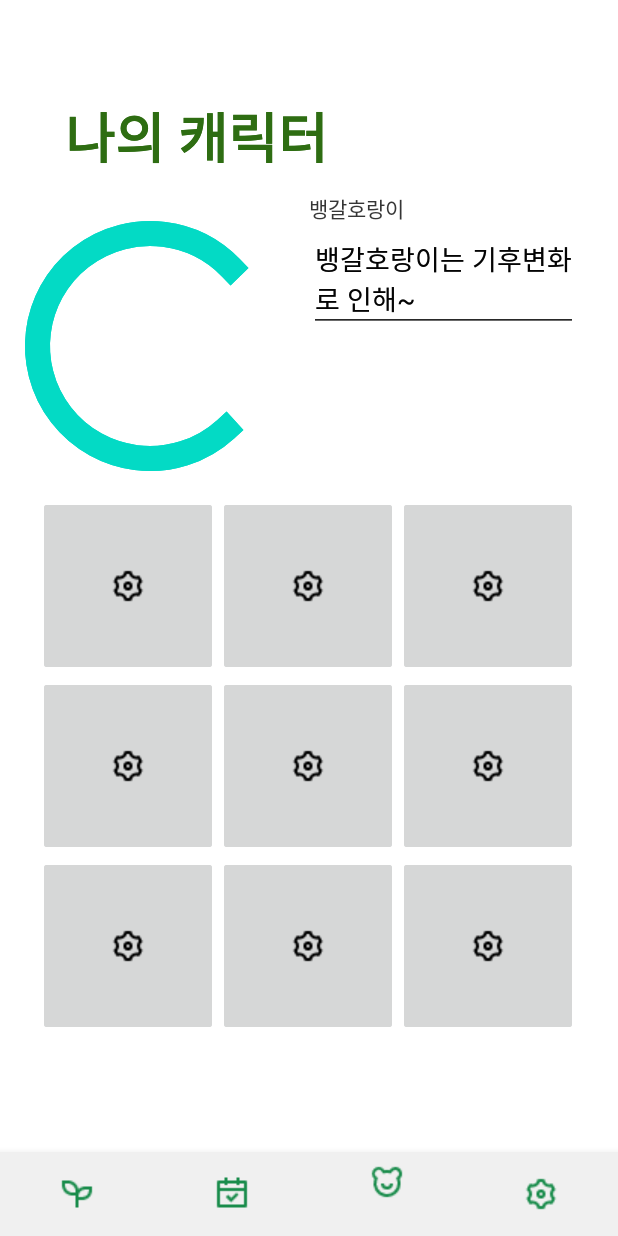
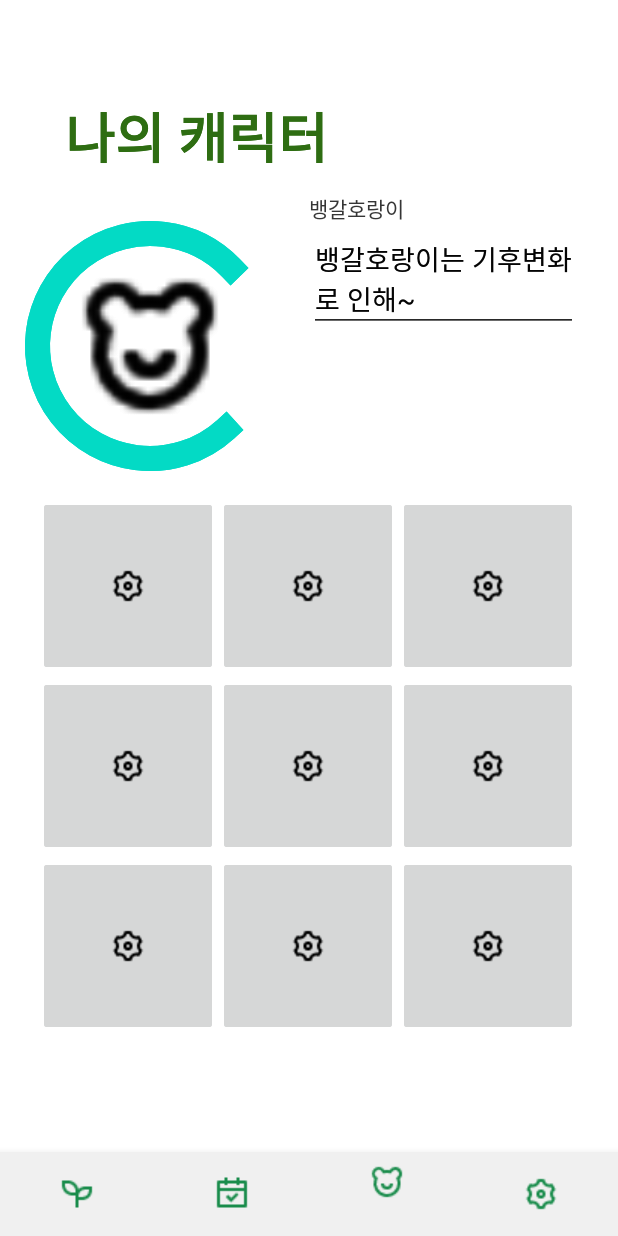
Before and after one commit to sunginkweon/ecoco, an Android app: the fragment FragmentPage3 placed in its activity, item 3 of the bottom bar chosen, on a phone screen of 412 x 824 dp. Run offline under Robolectric (Android 15) with nearby library versions, the phone set to English and light mode, and no system bars.

Commit message:
ecoco 바꿈

```diff
--- a/app/src/main/res/layout-v21/fragment_page_1.xml
+++ b/app/src/main/res/layout-v21/fragment_page_1.xml
@@ -2,8 +2,8 @@
 <androidx.constraintlayout.widget.ConstraintLayout xmlns:android="http://schemas.android.com/apk/res/android"
     android:layout_width="match_parent"
     android:layout_height="match_parent"
-    xmlns:app="http://schemas.android.com/apk/res-auto"
-    xmlns:tools="http://schemas.android.com/tools">
+    xmlns:app="http://schemas.android.com/apk/res-auto">
+
 
     <TextView
         android:id="@+id/textView"
@@ -182,7 +182,7 @@
         android:id="@+id/button8"
         android:layout_width="wrap_content"
         android:layout_height="wrap_content"
-        android:text='"저장"'
+        android:text="@string/save"
         app:layout_constraintBottom_toBottomOf="parent"
         app:layout_constraintEnd_toStartOf="@+id/textView4"
         app:layout_constraintStart_toStartOf="parent"
--- a/app/src/main/res/layout/fragment_page_3.xml
+++ b/app/src/main/res/layout/fragment_page_3.xml
@@ -166,6 +166,16 @@
             app:layout_constraintTop_toBottomOf="@+id/textView3"
             app:layout_constraintVertical_bias="0.0" />
 
+        <ImageView
+            android:id="@+id/imageView2"
+            android:layout_width="100dp"
+            android:layout_height="100dp"
+            app:layout_constraintBottom_toBottomOf="@+id/progressBar"
+            app:layout_constraintEnd_toEndOf="@+id/progressBar"
+            app:layout_constraintStart_toStartOf="@+id/progressBar"
+            app:layout_constraintTop_toTopOf="@+id/progressBar"
+            app:srcCompat="@drawable/character" />
+
 
     </androidx.constraintlayout.widget.ConstraintLayout>
 </LinearLayout>
--- a/app/src/main/res/values/strings.xml
+++ b/app/src/main/res/values/strings.xml
@@ -40,4 +40,5 @@
     <string name="Startecoco">ecoco</string>
     <string name="testCB">test</string>
     <string name="tigerexp">뱅갈호랑이는 기후변화로 인해~</string>
+    <string name="save">저장</string>
 </resources>
```
